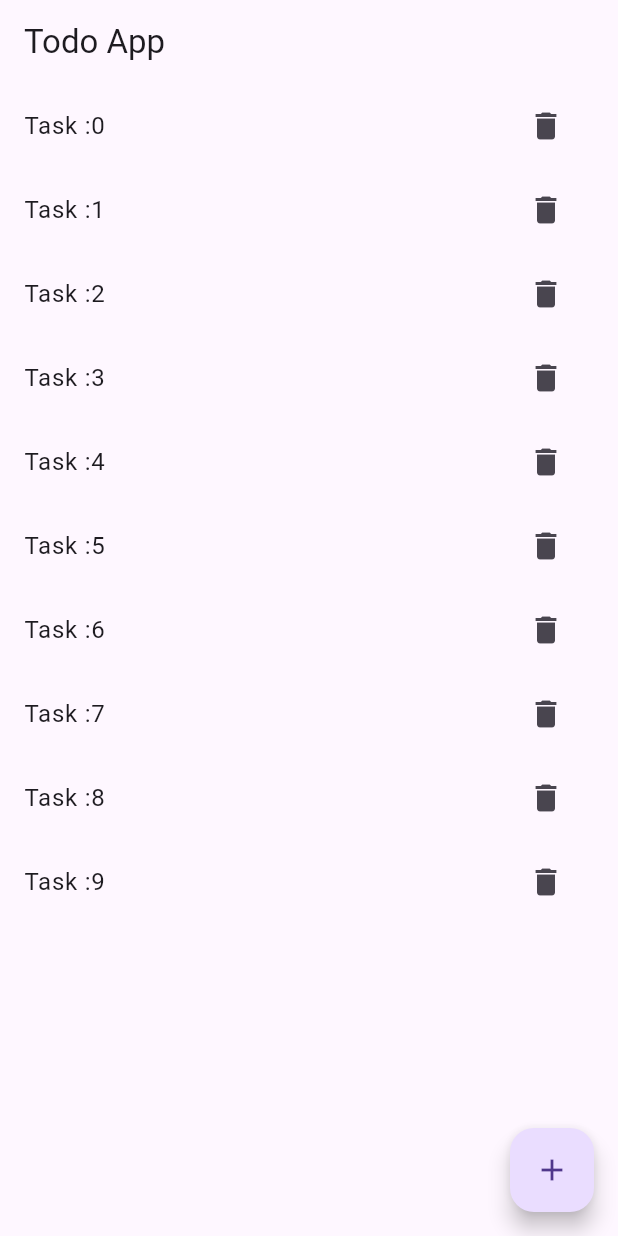
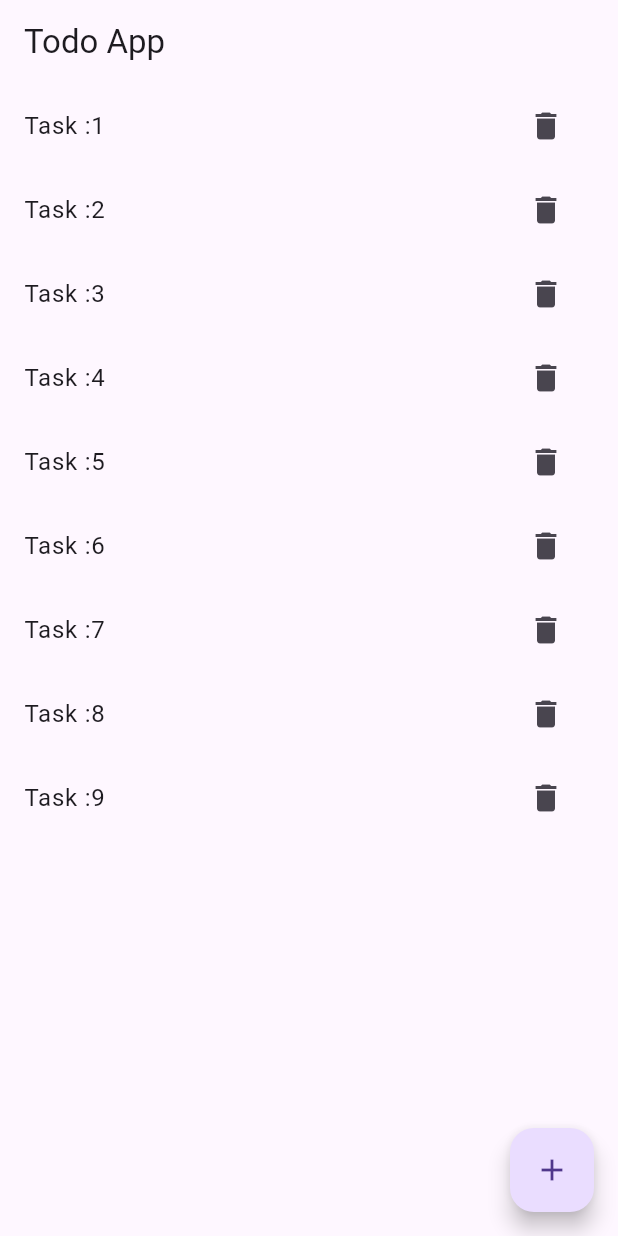
Before and after one commit to huzaifa-huzzi/bloc-practice, a Flutter app: the screen it shows after launch, after a tap on the "add" icon, after a tap on the "delete" icon, on a phone screen of 412 x 824 dp. Run offline on Flutter 3.47's test engine with Material 3 defaults, Android fonts, the phone set to English and light mode, and no system bars; our stand-ins replace bloc, equatable, flutter_bloc, image_picker.

Commit message:
1.Learning Bloc

```diff
--- a/lib/Ui/to do/To do Screen.dart
+++ b/lib/Ui/to do/To do Screen.dart
@@ -29,7 +29,9 @@ class _ToDoScreenState extends State<ToDoScreen> {
                 itemBuilder: (context,index){
                   return ListTile(
                     title: Text(state.todoList[index]),
-                    trailing: IconButton(onPressed: (){}, icon:const  Icon(Icons.delete)),
+                    trailing: IconButton(onPressed: (){
+                      context.read<TodoBloc>().add(RemoveTodoEvent(task: state.todoList[index]  ));
+                    }, icon:const  Icon(Icons.delete)),
                   );
                 }
             );
```
